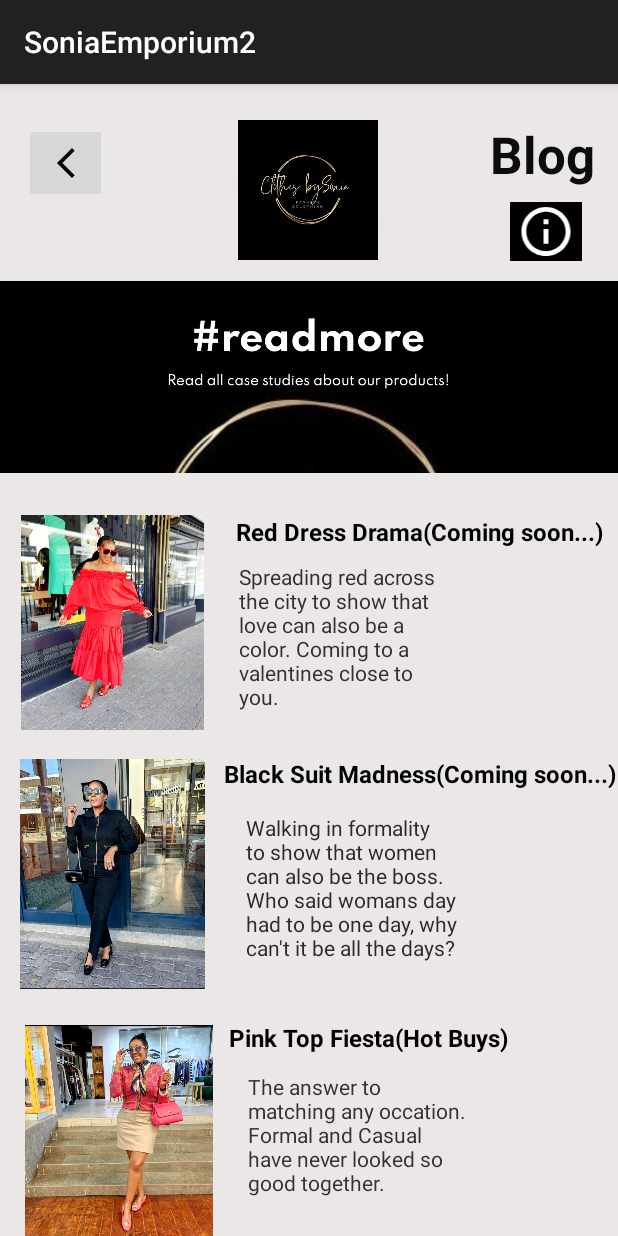
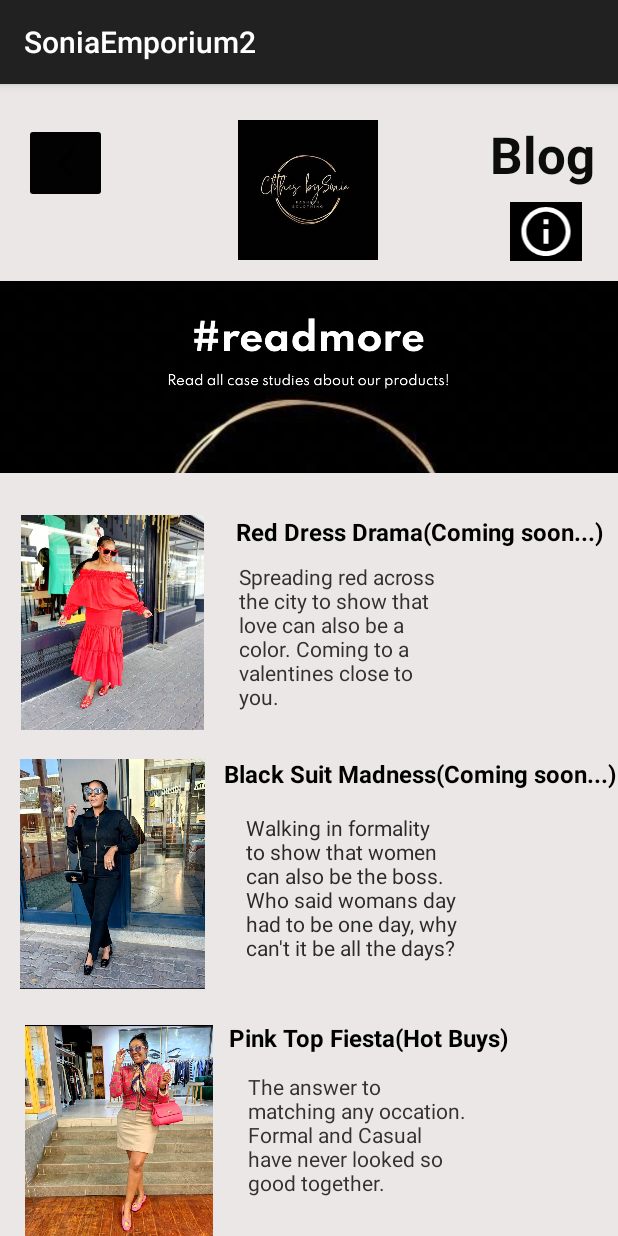
Before and after one commit to TebogoSeokgo/SoniaEmporium2, an Android app: the Blog screen opened directly, with no data from a screen before it, on a phone screen of 412 x 824 dp. Run offline under Robolectric (Android 15) with nearby library versions, the phone set to English and light mode, and no system bars.

Commit message:
Blog updating button configuration

```diff
--- a/app/src/main/res/layout/activity_blog.xml
+++ b/app/src/main/res/layout/activity_blog.xml
@@ -15,6 +15,7 @@
         android:layout_marginStart="16dp"
         android:layout_marginTop="32dp"
         android:layout_marginEnd="72dp"
+        android:backgroundTint="#020202"
         app:layout_constraintBottom_toTopOf="@+id/imageView8"
         app:layout_constraintEnd_toStartOf="@+id/imageView5"
         app:layout_constraintStart_toStartOf="parent"
```
